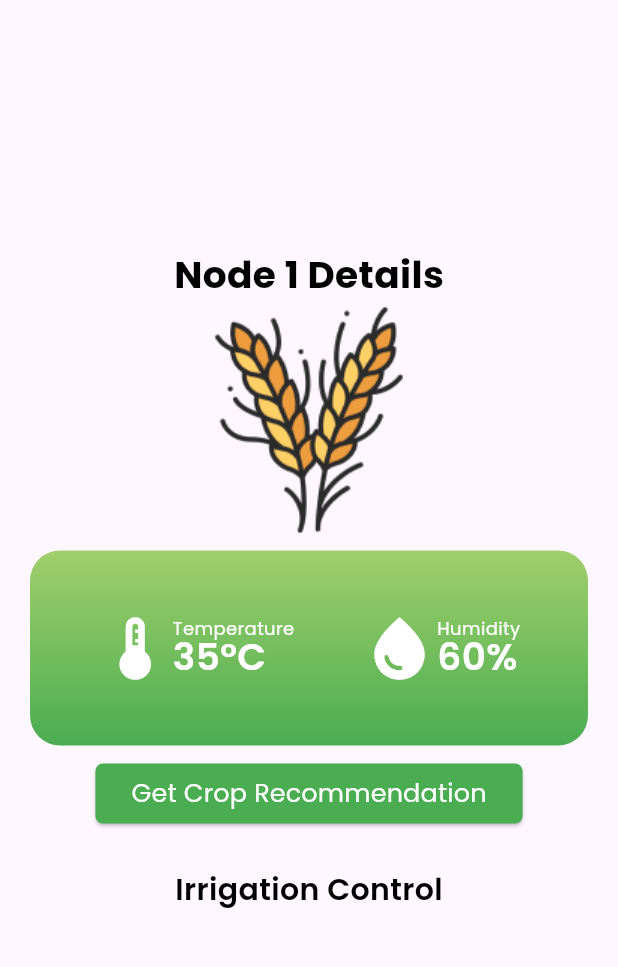
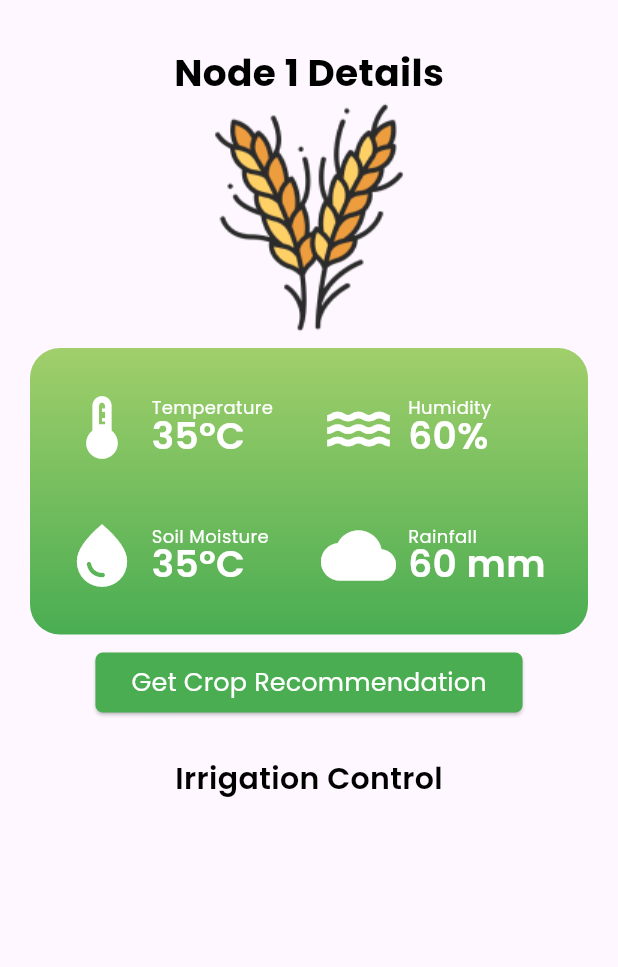
Before and after one commit to Manasha-1204/PlantPulse, a Flutter app: the NodeDetails screen opened directly, on a phone screen of 412 x 824 dp, the part 84-1051 px from its top. Run offline on Flutter 3.47's test engine with Material 3 defaults, Android fonts, the light colour scheme and no system bars; our stand-ins replace google_fonts, weather; missing offline and left inert: tflite_flutter; network calls fail.

Commit message:
sensor page ui fix

```diff
--- a/plantapp/lib/pages/micro/NodeDetails.dart
+++ b/plantapp/lib/pages/micro/NodeDetails.dart
@@ -89,9 +89,12 @@ class _NodeDetailsState extends State<NodeDetails> {
           )
         ],
       ),
-      body: Column(
+      body: SingleChildScrollView(
+        child: Column(
           mainAxisAlignment: MainAxisAlignment.center,
+          crossAxisAlignment: CrossAxisAlignment.center,
           children: [
+            SizedBox(height: 30,),
             Center(
                 child: Text(
               "Node 1 Details",
@@ -111,26 +114,35 @@ class _NodeDetailsState extends State<NodeDetails> {
                           Color.fromRGBO(161, 207, 107, 1),
                           Color.fromRGBO(74, 173, 82, 1)
                         ])),
-              child: Padding(
-                padding: EdgeInsets.symmetric(vertical: 40.0),
-                child: Row(
-                  mainAxisAlignment: MainAxisAlignment.spaceEvenly,
+                child: GridView.count(crossAxisCount: 2, childAspectRatio: 2, shrinkWrap: true, padding: EdgeInsets.symmetric(horizontal: 15, vertical: 10, ),
+                  physics: NeverScrollableScrollPhysics(),
                 children: [
                     SensorDetails(
                     sensedval: "$sensedtemp°C",
                     icon: Icons.thermostat,
                     stype: "Temperature",
                     ),
+
                     SensorDetails(
                     sensedval: "$sensedhumidity%",
-                      icon: Icons.water_drop,
+                    icon: Icons.water,
                     stype: "Humidity",
                     ),
 
+                    SensorDetails(
+                    sensedval: "$sensedtemp°C",
+                    icon: Icons.water_drop,
+                    stype: "Soil Moisture",
+                    ),
+
+                    SensorDetails(
+                    sensedval: "$sensedhumidity mm",
+                    icon: Icons.wb_cloudy_rounded,
+                    stype: "Rainfall",
+                    ),
                 ],
                 ),
-              ),
-            ),
+            )
             ),
             ElevatedButton(
               // TO DO: Add model feature here
@@ -172,6 +184,7 @@ class _NodeDetailsState extends State<NodeDetails> {
             )
           ],
         ),
+      ),
     );
   }
 }
--- a/plantapp/lib/pages/micro/sensordets.dart
+++ b/plantapp/lib/pages/micro/sensordets.dart
@@ -13,7 +13,10 @@ class SensorDetails extends StatelessWidget {
     return Row(
       children: [
         Container(
-          child: Icon(icon, size: 50, color: Colors.white,),
+          child: Padding(
+            padding: const EdgeInsets.all(8.0),
+            child: Icon(icon, size: 50, color: Colors.white,),
+          ),
           decoration: BoxDecoration(
           ),
         ),
```
Lines whose indentation alone changed are shown as unchanged.
